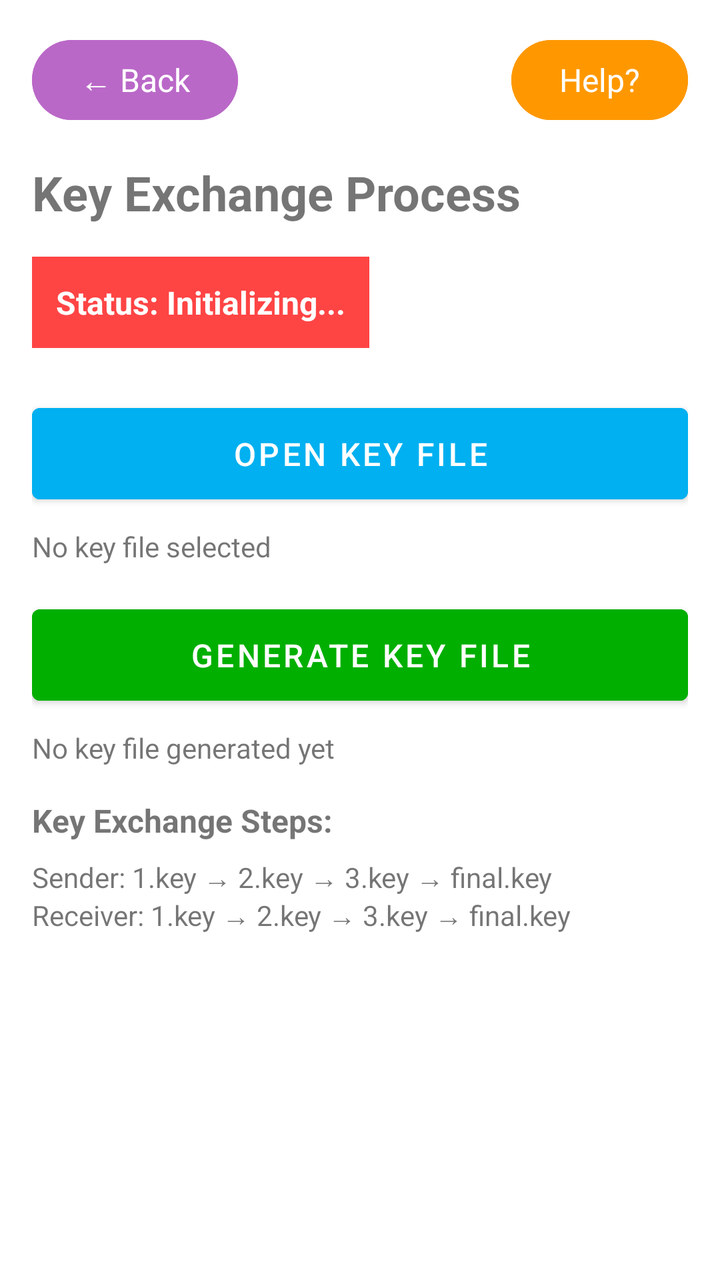
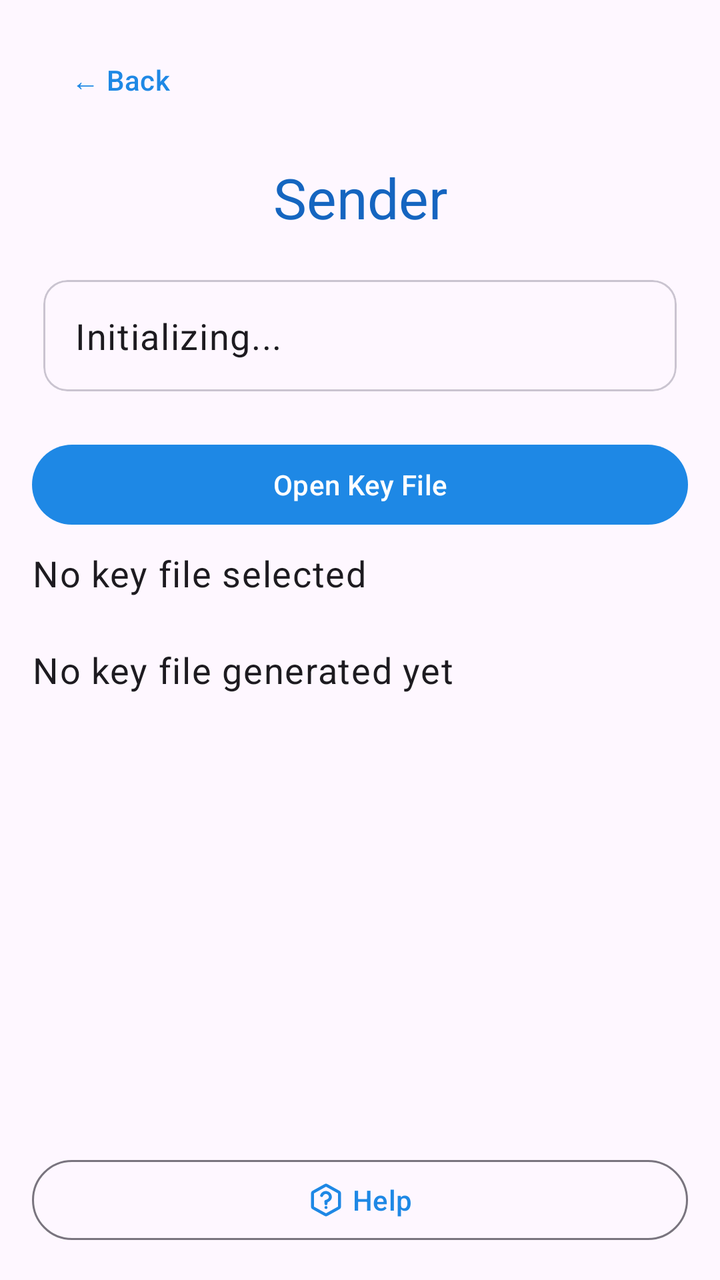

The first picture is an Android layout as it rendered before a commit; the second is the same layout after the commit. The layout source and the unified diff follow.
<!-- AndroidManifest.xml: application theme Theme.PQrypt -->
<!-- res/layout/activity_key_exchange_process.xml -->
<?xml version="1.0" encoding="utf-8"?>
<ScrollView xmlns:android="http://schemas.android.com/apk/res/android"
    android:layout_width="match_parent"
    android:layout_height="match_parent">

    <LinearLayout
        android:layout_width="match_parent"
        android:layout_height="wrap_content"
        android:orientation="vertical"
        android:padding="16dp">

    <LinearLayout
        android:layout_width="match_parent"
        android:layout_height="wrap_content"
        android:orientation="horizontal"
        android:layout_marginBottom="16dp">

        <Button
            android:id="@+id/btn_back"
            android:layout_width="wrap_content"
            android:layout_height="wrap_content"
            android:text="← Back"
            android:textSize="16sp"
            style="@style/Widget.Material3.Button"
            android:backgroundTint="#BA68C8"
            android:textColor="@android:color/white" />

        <Space
            android:layout_width="0dp"
            android:layout_height="1dp"
            android:layout_weight="1" />

        <Button
            android:id="@+id/btn_help"
            android:layout_width="wrap_content"
            android:layout_height="wrap_content"
            android:text="Help?"
            style="@style/Widget.Material3.Button"
            android:backgroundTint="#FF9800"
            android:textColor="@android:color/white"
            android:textSize="16sp" />
    </LinearLayout>

    <TextView
        android:layout_width="wrap_content"
        android:layout_height="wrap_content"
        android:text="Key Exchange Process"
        android:textSize="24sp"
        android:textStyle="bold"
        android:layout_marginBottom="16dp" />

    <TextView
        android:id="@+id/tv_status"
        android:layout_width="wrap_content"
        android:layout_height="wrap_content"
        android:text="Status: Initializing..."
        android:textSize="16sp"
        android:textStyle="bold"
        android:layout_marginBottom="24dp"
        android:background="@android:color/holo_red_light"
        android:padding="12dp"
        android:textColor="@android:color/white" />

    <Button
        android:id="@+id/btn_open_key_file"
        android:layout_width="match_parent"
        android:layout_height="wrap_content"
        android:text="Open Key File"
        android:textSize="16sp"
        android:padding="12dp"
        android:layout_marginBottom="8dp"
        android:backgroundTint="#00B0F0"
        android:textColor="@android:color/white"/>


    <TextView
        android:id="@+id/tv_key_file_path"
        android:layout_width="wrap_content"
        android:layout_height="wrap_content"
        android:text="No key file selected"
        android:textSize="14sp"
        android:layout_marginBottom="16dp" />

    <Button
        android:id="@+id/btn_generate_key_file"
        android:layout_width="match_parent"
        android:layout_height="wrap_content"
        android:text="Generate Key File"
        android:textSize="16sp"
        android:padding="12dp"
        android:layout_marginBottom="8dp"
        android:backgroundTint="#00AF00"
        android:textColor="@android:color/white"/>

    <TextView
        android:id="@+id/tv_generated_file_path"
        android:layout_width="wrap_content"
        android:layout_height="wrap_content"
        android:text="No key file generated yet"
        android:textSize="14sp"
        android:layout_marginBottom="16dp" />

    <TextView
        android:layout_width="wrap_content"
        android:layout_height="wrap_content"
        android:text="Key Exchange Steps:"
        android:textSize="16sp"
        android:textStyle="bold"
        android:layout_marginBottom="8dp" />

    <TextView
        android:layout_width="wrap_content"
        android:layout_height="wrap_content"
        android:text="Sender: 1.key → 2.key → 3.key → final.key\nReceiver: 1.key → 2.key → 3.key → final.key"
        android:textSize="14sp"
        android:layout_marginBottom="16dp" />

    </LinearLayout>

</ScrollView>
<!-- resources referenced by this layout -->
<resources>
  <style name="Theme.PQrypt" parent="Theme.MaterialComponents.DayNight.NoActionBar">
          
          <item name="colorPrimary">@color/blue_primary</item>
          <item name="colorPrimaryVariant">@color/blue_primary_dark</item>
          <item name="colorOnPrimary">@color/white</item>
          
          <item name="colorSecondary">@color/teal_200</item>
          <item name="colorSecondaryVariant">@color/teal_700</item>
          <item name="colorOnSecondary">@color/black</item>
          
          <item name="android:statusBarColor">@android:color/transparent</item>
          <item name="android:windowLightStatusBar">true</item>
          
      </style>
  <color name="blue_primary">#1E88E5</color>
  <color name="blue_primary_dark">#1565C0</color>
  <color name="white">#FFFFFFFF</color>
  <color name="teal_200">#FF03DAC5</color>
  <color name="teal_700">#FF018786</color>
  <color name="black">#FF000000</color>
</resources>

<!-- the commit's change to res/layout/activity_key_exchange_process.xml (unified diff, before → after) -->
@@ -1,120 +1,106 @@
 <?xml version="1.0" encoding="utf-8"?>
-<ScrollView xmlns:android="http://schemas.android.com/apk/res/android"
+<androidx.constraintlayout.widget.ConstraintLayout xmlns:android="http://schemas.android.com/apk/res/android"
+    xmlns:app="http://schemas.android.com/apk/res-auto"
     android:layout_width="match_parent"
-    android:layout_height="match_parent">
+    android:layout_height="match_parent"
+    android:padding="16dp">
 
-    <LinearLayout
+    <com.google.android.material.button.MaterialButton
+        android:id="@+id/btn_back"
+        style="@style/Widget.Material3.Button.TextButton"
+        android:layout_width="wrap_content"
+        android:layout_height="wrap_content"
+        android:text="← Back"
+        app:layout_constraintStart_toStartOf="parent"
+        app:layout_constraintTop_toTopOf="parent" />
+
+    <ScrollView
+        android:layout_width="0dp"
+        android:layout_height="0dp"
+        android:fillViewport="true"
+        app:layout_constraintBottom_toTopOf="@id/btn_help"
+        app:layout_constraintEnd_toEndOf="parent"
+        app:layout_constraintStart_toStartOf="parent"
+        app:layout_constraintTop_toBottomOf="@id/btn_back">
+
+        <LinearLayout
+            android:layout_width="match_parent"
+            android:layout_height="wrap_content"
+            android:orientation="vertical"
+            android:paddingTop="16dp"
+            android:paddingBottom="16dp">
+
+            <TextView
+                android:id="@+id/tv_role"
+                android:layout_width="match_parent"
+                android:layout_height="wrap_content"
+                android:gravity="center"
+                android:text="Sender"
+                android:textAppearance="@style/TextAppearance.PQrypt.Headline"
+                android:layout_marginBottom="16dp" />
+
+            <com.google.android.material.card.MaterialCardView
+                android:layout_width="match_parent"
+                android:layout_height="wrap_content"
+                android:layout_marginBottom="16dp"
+                app:cardElevation="0dp"
+                app:cardUseCompatPadding="true">
+
+                <TextView
+                    android:id="@+id/tv_status"
+                    android:layout_width="match_parent"
+                    android:layout_height="wrap_content"
+                    android:padding="16dp"
+                    android:text="Initializing..."
+                    android:textAppearance="@style/TextAppearance.PQrypt.Body" />
+
+            </com.google.android.material.card.MaterialCardView>
+
+            <com.google.android.material.button.MaterialButton
+                android:id="@+id/btn_open_key_file"
+                style="@style/Widget.Material3.Button"
+                android:layout_width="match_parent"
+                android:layout_height="wrap_content"
+                android:layout_marginBottom="8dp"
+                android:text="Open Key File" />
+
+            <TextView
+                android:id="@+id/tv_key_file_path"
+                android:layout_width="match_parent"
+                android:layout_height="wrap_content"
+                android:layout_marginBottom="16dp"
+                android:text="No key file selected"
+                android:textAppearance="@style/TextAppearance.PQrypt.Body" />
+
+            <com.google.android.material.button.MaterialButton
+                android:id="@+id/btn_generate_key_file"
+                style="@style/Widget.Material3.Button"
+                android:layout_width="match_parent"
+                android:layout_height="wrap_content"
+                android:text="Generate Key File"
+                android:visibility="gone" />
+
+            <TextView
+                android:id="@+id/tv_generated_file_path"
+                android:layout_width="match_parent"
+                android:layout_height="wrap_content"
+                android:layout_marginTop="8dp"
+                android:text="No key file generated yet"
+                android:textAppearance="@style/TextAppearance.PQrypt.Body" />
+
+        </LinearLayout>
+    </ScrollView>
+
+    <com.google.android.material.button.MaterialButton
+        android:id="@+id/btn_help"
+        style="@style/Widget.Material3.Button.OutlinedButton"
         android:layout_width="match_parent"
         android:layout_height="wrap_content"
-        android:orientation="vertical"
-        android:padding="16dp">
+        android:text="Help"
+        app:icon="@drawable/ic_help"
+        app:iconGravity="textStart"
+        app:layout_constraintBottom_toBottomOf="parent"
+        app:layout_constraintEnd_toEndOf="parent"
+        app:layout_constraintStart_toStartOf="parent" />
 
-    <LinearLayout
-        android:layout_width="match_parent"
-        android:layout_height="wrap_content"
-        android:orientation="horizontal"
-        android:layout_marginBottom="16dp">
-
-        <Button
-            android:id="@+id/btn_back"
-            android:layout_width="wrap_content"
-            android:layout_height="wrap_content"
-            android:text="← Back"
-            android:textSize="16sp"
-            style="@style/Widget.Material3.Button"
-            android:backgroundTint="#BA68C8"
-            android:textColor="@android:color/white" />
-
-        <Space
-            android:layout_width="0dp"
-            android:layout_height="1dp"
-            android:layout_weight="1" />
-
-        <Button
-            android:id="@+id/btn_help"
-            android:layout_width="wrap_content"
-            android:layout_height="wrap_content"
-            android:text="Help?"
-            style="@style/Widget.Material3.Button"
-            android:backgroundTint="#FF9800"
-            android:textColor="@android:color/white"
-            android:textSize="16sp" />
-    </LinearLayout>
-
-    <TextView
-        android:layout_width="wrap_content"
-        android:layout_height="wrap_content"
-        android:text="Key Exchange Process"
-        android:textSize="24sp"
-        android:textStyle="bold"
-        android:layout_marginBottom="16dp" />
-
-    <TextView
-        android:id="@+id/tv_status"
-        android:layout_width="wrap_content"
-        android:layout_height="wrap_content"
-        android:text="Status: Initializing..."
-        android:textSize="16sp"
-        android:textStyle="bold"
-        android:layout_marginBottom="24dp"
-        android:background="@android:color/holo_red_light"
-        android:padding="12dp"
-        android:textColor="@android:color/white" />
-
-    <Button
-        android:id="@+id/btn_open_key_file"
-        android:layout_width="match_parent"
-        android:layout_height="wrap_content"
-        android:text="Open Key File"
-        android:textSize="16sp"
-        android:padding="12dp"
-        android:layout_marginBottom="8dp"
-        android:backgroundTint="#00B0F0"
-        android:textColor="@android:color/white"/>
-
-
-    <TextView
-        android:id="@+id/tv_key_file_path"
-        android:layout_width="wrap_content"
-        android:layout_height="wrap_content"
-        android:text="No key file selected"
-        android:textSize="14sp"
-        android:layout_marginBottom="16dp" />
-
-    <Button
-        android:id="@+id/btn_generate_key_file"
-        android:layout_width="match_parent"
-        android:layout_height="wrap_content"
-        android:text="Generate Key File"
-        android:textSize="16sp"
-        android:padding="12dp"
-        android:layout_marginBottom="8dp"
-        android:backgroundTint="#00AF00"
-        android:textColor="@android:color/white"/>
-
-    <TextView
-        android:id="@+id/tv_generated_file_path"
-        android:layout_width="wrap_content"
-        android:layout_height="wrap_content"
-        android:text="No key file generated yet"
-        android:textSize="14sp"
-        android:layout_marginBottom="16dp" />
-
-    <TextView
-        android:layout_width="wrap_content"
-        android:layout_height="wrap_content"
-        android:text="Key Exchange Steps:"
-        android:textSize="16sp"
-        android:textStyle="bold"
-        android:layout_marginBottom="8dp" />
-
-    <TextView
-        android:layout_width="wrap_content"
-        android:layout_height="wrap_content"
-        android:text="Sender: 1.key → 2.key → 3.key → final.key\nReceiver: 1.key → 2.key → 3.key → final.key"
-        android:textSize="14sp"
-        android:layout_marginBottom="16dp" />
-
-    </LinearLayout>
-
-</ScrollView>
+</androidx.constraintlayout.widget.ConstraintLayout>
<!-- resource entries referenced after the edit -->
@@ -1,6 +1,35 @@
 <!-- resources referenced by this layout -->
 <resources>
-  <style name="Theme.PQrypt" parent="Theme.MaterialComponents.DayNight.NoActionBar">
+  <!-- drawable ic_help (drawable) -->
+  <vector xmlns:android="http://schemas.android.com/apk/res/android"
+      android:width="800dp"
+      android:height="800dp"
+      android:viewportWidth="24"
+      android:viewportHeight="24">
+    <path
+        android:pathData="M9.09,9C9.325,8.332 9.789,7.768 10.4,7.409C11.011,7.05 11.729,6.919 12.427,7.039C13.125,7.159 13.759,7.522 14.215,8.064C14.671,8.606 14.921,9.292 14.92,10C14.92,12 11.92,13 11.92,13M12,17H12.01M3,7.942V16.059C3,16.401 3,16.573 3.05,16.725C3.095,16.861 3.168,16.985 3.265,17.089C3.374,17.208 3.523,17.291 3.823,17.457L11.223,21.568C11.507,21.726 11.648,21.805 11.799,21.836C11.932,21.863 12.068,21.863 12.201,21.836C12.352,21.805 12.493,21.726 12.777,21.568L20.177,17.457C20.477,17.291 20.626,17.208 20.735,17.089C20.832,16.985 20.905,16.861 20.949,16.725C21,16.573 21,16.401 21,16.059V7.942C21,7.599 21,7.428 20.949,7.275C20.905,7.14 20.832,7.016 20.735,6.911C20.626,6.792 20.477,6.709 20.177,6.543L12.777,2.432C12.493,2.274 12.352,2.195 12.201,2.165C12.068,2.137 11.932,2.137 11.799,2.165C11.648,2.195 11.507,2.274 11.223,2.432L3.823,6.543C3.523,6.709 3.374,6.792 3.265,6.911C3.168,7.016 3.095,7.14 3.05,7.275C3,7.428 3,7.599 3,7.942Z"
+        android:strokeLineJoin="round"
+        android:strokeWidth="2"
+        android:fillColor="#00000000"
+        android:strokeColor="#000000"
+        android:strokeLineCap="round"/>
+    <path
+        android:pathData="M12,13L12,14.5"
+        android:strokeWidth="2"
+        android:fillColor="#00000000"
+        android:strokeColor="#000000"
+        android:strokeLineCap="round"/>
+  </vector>
+  <style name="TextAppearance.PQrypt.Body" parent="TextAppearance.Material3.BodyLarge">
+          <item name="android:fontFamily">sans-serif</item>
+          <item name="android:textSize">18sp</item>
+      </style>
+  <style name="TextAppearance.PQrypt.Headline" parent="TextAppearance.Material3.HeadlineLarge">
+          <item name="android:fontFamily">sans-serif-medium</item>
+          <item name="android:textSize">28sp</item>
+          <item name="android:textColor">@color/blue_primary_dark</item>
+      </style>
+  <style name="Theme.PQrypt" parent="Theme.Material3.DayNight.NoActionBar">
           
           <item name="colorPrimary">@color/blue_primary</item>
           <item name="colorPrimaryVariant">@color/blue_primary_dark</item>
